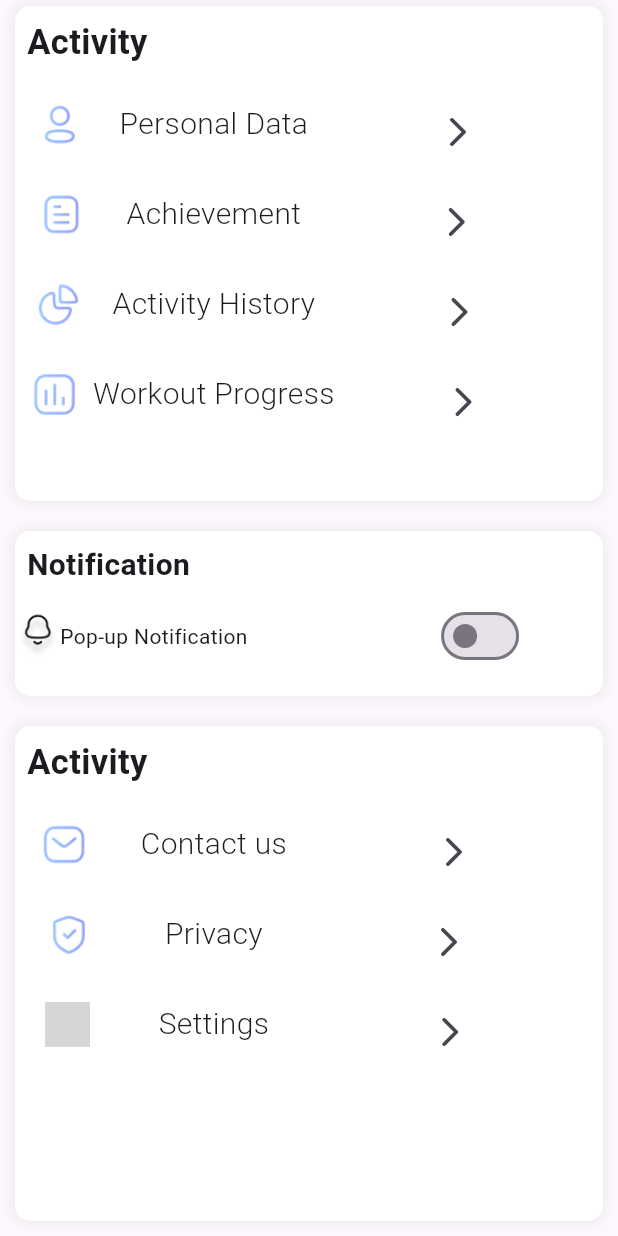
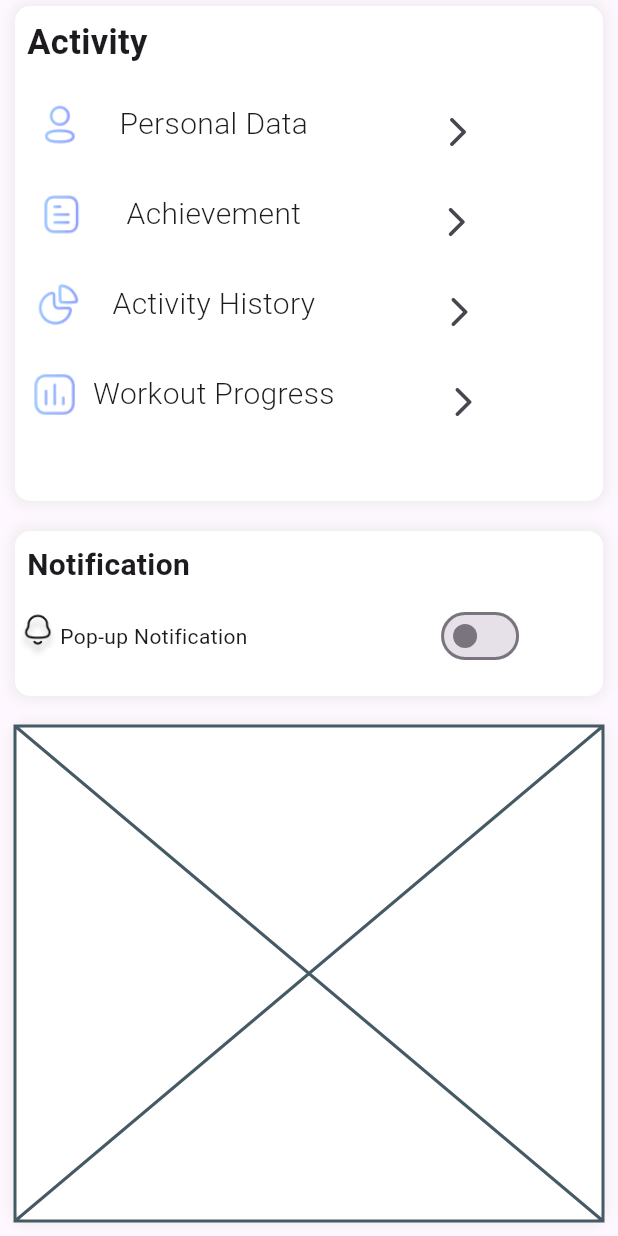
Before and after one commit to Unique-chiemerie/fitnext, a Flutter app: the activityb screen opened directly, scrolled down 264 dp, on a phone screen of 412 x 824 dp. Run offline on Flutter 3.47's test engine with Material 2 defaults, Android fonts, the phone set to English and light mode, and no system bars; Roboto replaces fonts that are missing (raleway); grey boxes are pictures that could not be loaded.

Commit message:
pkls work wtf

```diff
--- a/lib/dashboard/activityboard.dart
+++ b/lib/dashboard/activityboard.dart
@@ -285,24 +285,8 @@ class activityb extends StatelessWidget {
 
           ///this is the second card , holding the contact us , privacy and allat
           ///i wil import the already premaid card widget and build on it instead
-          CarD(
-            child: Column(
-              crossAxisAlignment: CrossAxisAlignment.start,
-              children: [
-                const Padding(
-                  padding: EdgeInsets.all(8.0),
-                  child: Text(
-                    'Activity',
-                    style: TextStyle(fontSize: 23, fontWeight: FontWeight.bold),
-                  ),
-                ),
-
-                ///this is the tile of icons
-                lista(imagepath: 'ui/contact.png', topname: 'Contact us'),
-                lista(imagepath: 'ui/privacy.png', topname: 'Privacy'),
-                lista(imagepath: 'ui/seti.png', topname: 'Settings'),
-              ],
-            ),
+          const CarD(
+            child: Placeholder(),
           ),
         ],
       ),
```
